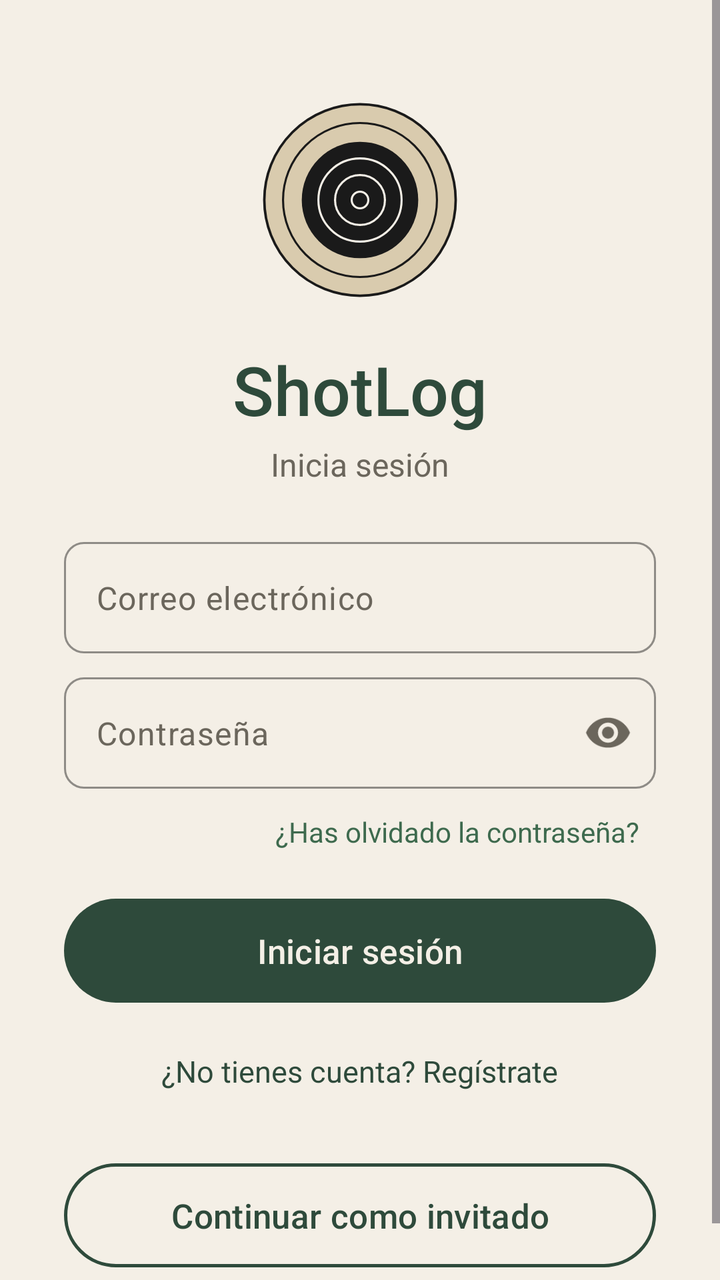
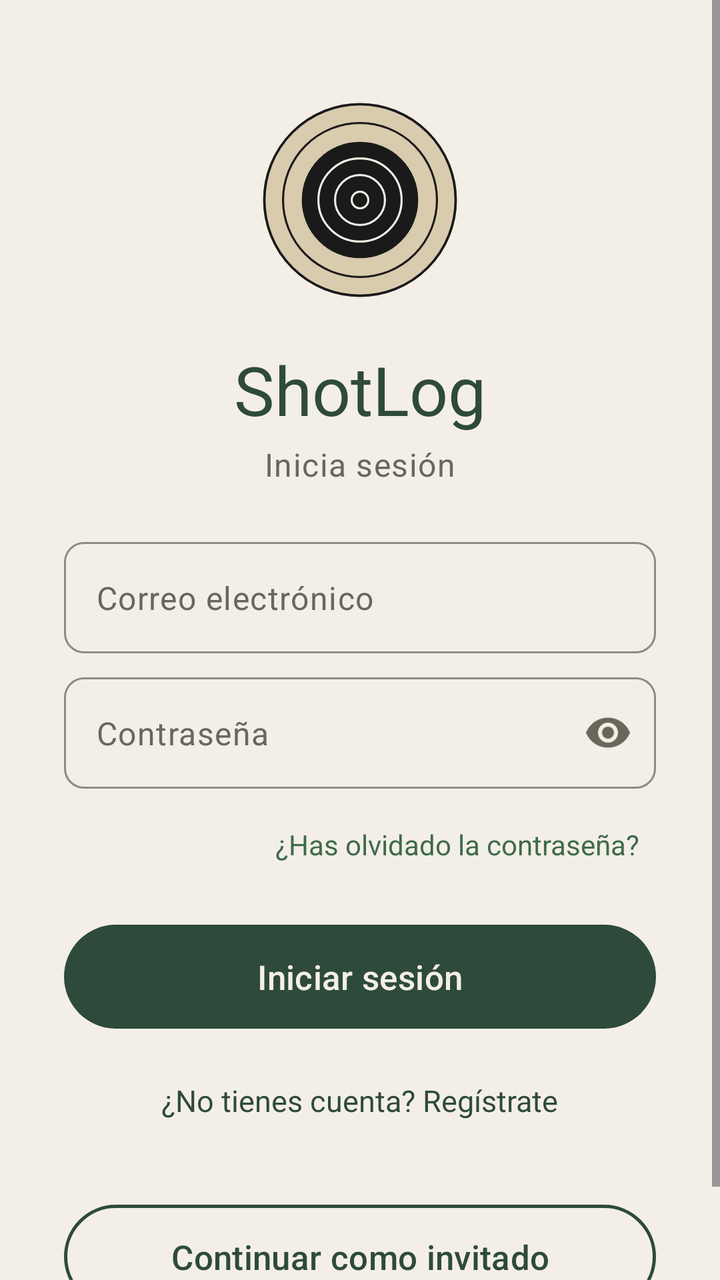

Two renders of the same Android screen: before a commit and after it. Below are the layout's source before the change and the commit's diff.
<!-- AndroidManifest.xml: application theme Theme.ShotLog -->
<!-- res/layout/activity_login.xml -->
<?xml version="1.0" encoding="utf-8"?>
<ScrollView xmlns:android="http://schemas.android.com/apk/res/android"
    xmlns:app="http://schemas.android.com/apk/res-auto"
    xmlns:tools="http://schemas.android.com/tools"
    android:id="@+id/main"
    android:layout_width="match_parent"
    android:layout_height="match_parent"
    android:fillViewport="true"
    android:background="@color/beige"
    tools:context=".LoginActivity">

    <LinearLayout
        android:layout_width="match_parent"
        android:layout_height="wrap_content"
        android:orientation="vertical"
        android:gravity="center_horizontal"
        android:paddingStart="32dp"
        android:paddingEnd="32dp"
        android:paddingTop="48dp"
        android:paddingBottom="32dp">

        
        <ImageView
            android:layout_width="104dp"
            android:layout_height="104dp"
            android:src="@drawable/ic_diana"
            android:contentDescription="@string/logo_descripcion" />

        
        <TextView
            android:layout_width="wrap_content"
            android:layout_height="wrap_content"
            android:layout_marginTop="20dp"
            android:text="@string/app_name"
            android:textSize="34sp"
            android:fontFamily="sans-serif-medium"
            android:textColor="@color/verde_oscuro" />

        <TextView
            android:layout_width="wrap_content"
            android:layout_height="wrap_content"
            android:layout_marginTop="4dp"
            android:layout_marginBottom="28dp"
            android:text="@string/login_titulo"
            android:textSize="16sp"
            android:textColor="@color/gris_calido" />

        
        <com.google.android.material.textfield.TextInputLayout
            android:id="@+id/tilCorreo"
            style="@style/Widget.Material3.TextInputLayout.OutlinedBox"
            android:layout_width="match_parent"
            android:layout_height="wrap_content"
            app:hintEnabled="false"
            app:boxStrokeColor="@color/verde_oscuro"
            app:boxStrokeWidth="1dp"
            app:boxStrokeWidthFocused="2dp"
            app:boxCornerRadiusTopStart="10dp"
            app:boxCornerRadiusTopEnd="10dp"
            app:boxCornerRadiusBottomStart="10dp"
            app:boxCornerRadiusBottomEnd="10dp">

            <com.google.android.material.textfield.TextInputEditText
                android:id="@+id/etCorreo"
                android:layout_width="match_parent"
                android:layout_height="wrap_content"
                android:hint="@string/correo"
                android:textColorHint="@color/gris_calido"
                android:inputType="textEmailAddress"
                android:textColor="@color/negro" />
        </com.google.android.material.textfield.TextInputLayout>

        
        <com.google.android.material.textfield.TextInputLayout
            android:id="@+id/tilContrasena"
            style="@style/Widget.Material3.TextInputLayout.OutlinedBox"
            android:layout_width="match_parent"
            android:layout_height="wrap_content"
            android:layout_marginTop="12dp"
            app:hintEnabled="false"
            app:boxStrokeColor="@color/verde_oscuro"
            app:boxStrokeWidth="1dp"
            app:boxStrokeWidthFocused="2dp"
            app:boxCornerRadiusTopStart="10dp"
            app:boxCornerRadiusTopEnd="10dp"
            app:boxCornerRadiusBottomStart="10dp"
            app:boxCornerRadiusBottomEnd="10dp"
            app:endIconMode="password_toggle"
            app:endIconTint="@color/gris_calido">

            <com.google.android.material.textfield.TextInputEditText
                android:id="@+id/etContrasena"
                android:layout_width="match_parent"
                android:layout_height="wrap_content"
                android:hint="@string/contrasena"
                android:textColorHint="@color/gris_calido"
                android:inputType="textPassword"
                android:textColor="@color/negro" />
        </com.google.android.material.textfield.TextInputLayout>

        
        <TextView
            android:id="@+id/tvOlvideContrasena"
            android:layout_width="wrap_content"
            android:layout_height="wrap_content"
            android:layout_gravity="end"
            android:layout_marginTop="4dp"
            android:padding="8dp"
            android:text="@string/olvide_contrasena"
            android:textSize="14sp"
            android:textColor="@color/verde_medio" />

        
        <com.google.android.material.button.MaterialButton
            android:id="@+id/btnIniciarSesion"
            android:layout_width="match_parent"
            android:layout_height="60dp"
            android:layout_marginTop="12dp"
            android:text="@string/iniciar_sesion"
            android:textSize="17sp"
            android:textAllCaps="false"
            android:textColor="@color/beige"
            app:backgroundTint="@color/verde_oscuro"
            app:cornerRadius="30dp" />

        
        <TextView
            android:id="@+id/tvRegistrarse"
            android:layout_width="wrap_content"
            android:layout_height="wrap_content"
            android:layout_marginTop="12dp"
            android:padding="8dp"
            android:text="@string/no_tienes_cuenta"
            android:textSize="15sp"
            android:textColor="@color/verde_oscuro" />

        
        <View
            android:layout_width="0dp"
            android:layout_height="0dp"
            android:layout_weight="1"
            android:minHeight="24dp" />

        
        <com.google.android.material.button.MaterialButton
            android:id="@+id/btnInvitado"
            style="@style/Widget.Material3.Button.OutlinedButton"
            android:layout_width="match_parent"
            android:layout_height="60dp"
            android:text="@string/continuar_invitado"
            android:textSize="17sp"
            android:textAllCaps="false"
            android:textColor="@color/verde_oscuro"
            app:strokeColor="@color/verde_oscuro"
            app:strokeWidth="1.5dp"
            app:cornerRadius="30dp" />

    </LinearLayout>
</ScrollView>
<!-- resources referenced by this layout -->
<resources>
  <style name="Base.Theme.ShotLog" parent="Theme.Material3.Light.NoActionBar">
          <item name="colorPrimary">@color/verde_oscuro</item>
          <item name="colorOnPrimary">@color/beige</item>
          <item name="colorSecondary">@color/verde_medio</item>
          <item name="android:colorBackground">@color/beige</item>
          <item name="colorOnBackground">@color/negro</item>
          <item name="colorOutline">@color/gris_calido</item>
      </style>
  <!-- unchanged entries left out for length: 17 -->
</resources>

<!-- the commit's change to res/layout/activity_login.xml (unified diff, before → after) -->
@@ -5,36 +5,32 @@
     android:id="@+id/main"
     android:layout_width="match_parent"
     android:layout_height="match_parent"
+    android:background="@color/beige"
     android:fillViewport="true"
-    android:background="@color/beige"
     tools:context=".LoginActivity">
 
     <LinearLayout
         android:layout_width="match_parent"
         android:layout_height="wrap_content"
+        android:gravity="center_horizontal"
         android:orientation="vertical"
-        android:gravity="center_horizontal"
         android:paddingStart="32dp"
+        android:paddingTop="48dp"
         android:paddingEnd="32dp"
-        android:paddingTop="48dp"
         android:paddingBottom="32dp">
 
-        
         <ImageView
             android:layout_width="104dp"
             android:layout_height="104dp"
-            android:src="@drawable/ic_diana"
-            android:contentDescription="@string/logo_descripcion" />
+            android:contentDescription="@string/logo_descripcion"
+            android:src="@drawable/ic_diana" />
 
-        
         <TextView
             android:layout_width="wrap_content"
             android:layout_height="wrap_content"
             android:layout_marginTop="20dp"
             android:text="@string/app_name"
-            android:textSize="34sp"
-            android:fontFamily="sans-serif-medium"
-            android:textColor="@color/verde_oscuro" />
+            android:textAppearance="@style/TextAppearance.ShotLog.Logo" />
 
         <TextView
             android:layout_width="wrap_content"
@@ -42,97 +38,70 @@
             android:layout_marginTop="4dp"
             android:layout_marginBottom="28dp"
             android:text="@string/login_titulo"
-            android:textSize="16sp"
-            android:textColor="@color/gris_calido" />
+            android:textAppearance="@style/TextAppearance.ShotLog.Cuerpo" />
 
-        
         <com.google.android.material.textfield.TextInputLayout
             android:id="@+id/tilCorreo"
-            style="@style/Widget.Material3.TextInputLayout.OutlinedBox"
+            style="@style/Widget.ShotLog.TextInput"
             android:layout_width="match_parent"
-            android:layout_height="wrap_content"
-            app:hintEnabled="false"
-            app:boxStrokeColor="@color/verde_oscuro"
-            app:boxStrokeWidth="1dp"
-            app:boxStrokeWidthFocused="2dp"
-            app:boxCornerRadiusTopStart="10dp"
-            app:boxCornerRadiusTopEnd="10dp"
-            app:boxCornerRadiusBottomStart="10dp"
-            app:boxCornerRadiusBottomEnd="10dp">
+            android:layout_height="wrap_content">
 
             <com.google.android.material.textfield.TextInputEditText
                 android:id="@+id/etCorreo"
+                style="@style/Widget.ShotLog.EditText"
                 android:layout_width="match_parent"
                 android:layout_height="wrap_content"
+                android:autofillHints="emailAddress"
                 android:hint="@string/correo"
-                android:textColorHint="@color/gris_calido"
                 android:inputType="textEmailAddress"
-                android:textColor="@color/negro" />
+                tools:targetApi="o" />
         </com.google.android.material.textfield.TextInputLayout>
 
-        
         <com.google.android.material.textfield.TextInputLayout
             android:id="@+id/tilContrasena"
-            style="@style/Widget.Material3.TextInputLayout.OutlinedBox"
+            style="@style/Widget.ShotLog.TextInput"
             android:layout_width="match_parent"
             android:layout_height="wrap_content"
             android:layout_marginTop="12dp"
-            app:hintEnabled="false"
-            app:boxStrokeColor="@color/verde_oscuro"
-            app:boxStrokeWidth="1dp"
-            app:boxStrokeWidthFocused="2dp"
-            app:boxCornerRadiusTopStart="10dp"
-            app:boxCornerRadiusTopEnd="10dp"
-            app:boxCornerRadiusBottomStart="10dp"
-            app:boxCornerRadiusBottomEnd="10dp"
-            app:endIconMode="password_toggle"
-            app:endIconTint="@color/gris_calido">
+            app:endIconMode="password_toggle">
 
             <com.google.android.material.textfield.TextInputEditText
                 android:id="@+id/etContrasena"
+                style="@style/Widget.ShotLog.EditText"
                 android:layout_width="match_parent"
                 android:layout_height="wrap_content"
+                android:autofillHints="password"
                 android:hint="@string/contrasena"
-                android:textColorHint="@color/gris_calido"
                 android:inputType="textPassword"
-                android:textColor="@color/negro" />
+                tools:targetApi="o" />
         </com.google.android.material.textfield.TextInputLayout>
 
-        
         <TextView
             android:id="@+id/tvOlvideContrasena"
+            style="@style/Widget.ShotLog.Enlace"
             android:layout_width="wrap_content"
             android:layout_height="wrap_content"
             android:layout_gravity="end"
             android:layout_marginTop="4dp"
-            android:padding="8dp"
             android:text="@string/olvide_contrasena"
-            android:textSize="14sp"
-            android:textColor="@color/verde_medio" />
+            android:textColor="@color/verde_medio"
+            android:textSize="14sp" />
 
-        
         <com.google.android.material.button.MaterialButton
             android:id="@+id/btnIniciarSesion"
+            style="@style/Widget.ShotLog.Button"
             android:layout_width="match_parent"
-            android:layout_height="60dp"
+            android:layout_height="wrap_content"
             android:layout_marginTop="12dp"
-            android:text="@string/iniciar_sesion"
-            android:textSize="17sp"
-            android:textAllCaps="false"
-            android:textColor="@color/beige"
-            app:backgroundTint="@color/verde_oscuro"
-            app:cornerRadius="30dp" />
+            android:text="@string/iniciar_sesion" />
 
-        
         <TextView
             android:id="@+id/tvRegistrarse"
+            style="@style/Widget.ShotLog.Enlace"
             android:layout_width="wrap_content"
             android:layout_height="wrap_content"
-            android:layout_marginTop="12dp"
-            android:padding="8dp"
-            android:text="@string/no_tienes_cuenta"
-            android:textSize="15sp"
-            android:textColor="@color/verde_oscuro" />
+            android:layout_marginTop="8dp"
+            android:text="@string/no_tienes_cuenta" />
 
         
         <View
@@ -141,19 +110,12 @@
             android:layout_weight="1"
             android:minHeight="24dp" />
 
-        
         <com.google.android.material.button.MaterialButton
             android:id="@+id/btnInvitado"
-            style="@style/Widget.Material3.Button.OutlinedButton"
+            style="@style/Widget.ShotLog.Button.Outlined"
             android:layout_width="match_parent"
-            android:layout_height="60dp"
-            android:text="@string/continuar_invitado"
-            android:textSize="17sp"
-            android:textAllCaps="false"
-            android:textColor="@color/verde_oscuro"
-            app:strokeColor="@color/verde_oscuro"
-            app:strokeWidth="1.5dp"
-            app:cornerRadius="30dp" />
+            android:layout_height="wrap_content"
+            android:text="@string/continuar_invitado" />
 
     </LinearLayout>
 </ScrollView>
<!-- resource entries referenced after the edit -->
@@ -1,13 +1,84 @@
 <!-- resources referenced by this layout -->
 <resources>
+  <style name="TextAppearance.ShotLog.Cuerpo" parent="TextAppearance.Material3.BodyLarge">
+          <item name="android:textSize">16sp</item>
+          <item name="android:textColor">@color/gris_calido</item>
+      </style>
+  <style name="TextAppearance.ShotLog.Logo" parent="TextAppearance.Material3.DisplaySmall">
+          <item name="android:textSize">34sp</item>
+          <item name="android:fontFamily">sans-serif-medium</item>
+          <item name="android:textColor">@color/verde_oscuro</item>
+      </style>
+  <style name="Widget.ShotLog.Button" parent="Widget.Material3.Button">
+          <item name="android:minHeight">60dp</item>
+          <item name="android:textSize">17sp</item>
+          <item name="android:textAllCaps">false</item>
+          <item name="android:textColor">@color/beige</item>
+          <item name="backgroundTint">@color/verde_oscuro</item>
+          <item name="cornerRadius">30dp</item>
+      </style>
+  <style name="Widget.ShotLog.Button.Outlined" parent="Widget.Material3.Button.OutlinedButton">
+          <item name="android:minHeight">60dp</item>
+          <item name="android:textSize">17sp</item>
+          <item name="android:textAllCaps">false</item>
+          <item name="android:textColor">@color/verde_oscuro</item>
+          <item name="strokeColor">@color/verde_oscuro</item>
+          <item name="strokeWidth">1.5dp</item>
+          <item name="cornerRadius">30dp</item>
+      </style>
+  <style name="Widget.ShotLog.EditText" parent="Widget.Material3.TextInputEditText.OutlinedBox">
+          <item name="android:textColor">@color/negro</item>
+          <item name="android:textColorHint">@color/gris_calido</item>
+          <item name="android:textSize">16sp</item>
+      </style>
+  <style name="Widget.ShotLog.Enlace" parent="">
+          <item name="android:minHeight">48dp</item>
+          <item name="android:gravity">center_vertical</item>
+          <item name="android:paddingStart">8dp</item>
+          <item name="android:paddingEnd">8dp</item>
+          <item name="android:textSize">15sp</item>
+          <item name="android:textColor">@color/verde_oscuro</item>
+          <item name="android:background">?attr/selectableItemBackground</item>
+      </style>
+  <style name="Widget.ShotLog.TextInput" parent="Widget.Material3.TextInputLayout.OutlinedBox">
+          <item name="hintEnabled">false</item>
+          <item name="boxStrokeColor">@color/verde_oscuro</item>
+          <item name="boxStrokeWidth">1dp</item>
+          <item name="boxStrokeWidthFocused">2dp</item>
+          <item name="boxCornerRadiusTopStart">10dp</item>
+          <item name="boxCornerRadiusTopEnd">10dp</item>
+          <item name="boxCornerRadiusBottomStart">10dp</item>
+          <item name="boxCornerRadiusBottomEnd">10dp</item>
+          <item name="endIconTint">@color/gris_calido</item>
+          <item name="startIconTint">@color/gris_calido</item>
+      </style>
   <style name="Base.Theme.ShotLog" parent="Theme.Material3.Light.NoActionBar">
           <item name="colorPrimary">@color/verde_oscuro</item>
           <item name="colorOnPrimary">@color/beige</item>
+          <item name="colorPrimaryContainer">@color/beige_oscuro</item>
+          <item name="colorOnPrimaryContainer">@color/negro</item>
           <item name="colorSecondary">@color/verde_medio</item>
+          <item name="colorOnSecondary">@color/beige</item>
+          <item name="colorSecondaryContainer">@color/beige_oscuro</item>
+          <item name="colorOnSecondaryContainer">@color/negro</item>
           <item name="android:colorBackground">@color/beige</item>
           <item name="colorOnBackground">@color/negro</item>
+          <item name="colorSurface">@color/beige</item>
+          <item name="colorOnSurface">@color/negro</item>
+          <item name="colorOnSurfaceVariant">@color/gris_calido</item>
+          <item name="colorSurfaceContainerLowest">@color/beige_claro</item>
+          <item name="colorSurfaceContainerLow">@color/beige_claro</item>
+          <item name="colorSurfaceContainer">@color/beige_claro</item>
+          <item name="colorSurfaceContainerHigh">@color/beige_claro</item>
+          <item name="colorSurfaceContainerHighest">@color/beige_oscuro</item>
           <item name="colorOutline">@color/gris_calido</item>
+          <item name="colorOutlineVariant">@color/beige_oscuro</item>
+          <item name="colorError">@color/rojo_error</item>
+          <item name="android:windowLightStatusBar">true</item>
+          <item name="android:windowLightNavigationBar" tools:targetApi="o_mr1">true</item>
       </style>
+  <color name="beige_claro">#FBF8F2</color>
+  <color name="rojo_error">#B3261E</color>
   <!-- unchanged entries left out for length: 17 -->
 </resources>
 
